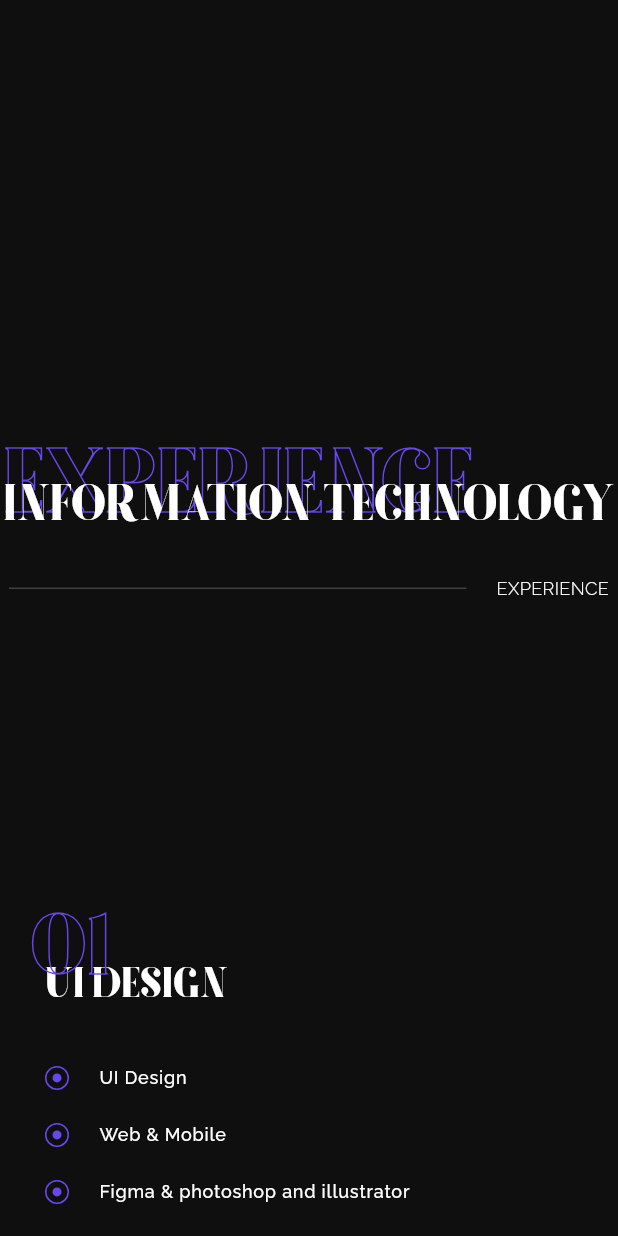
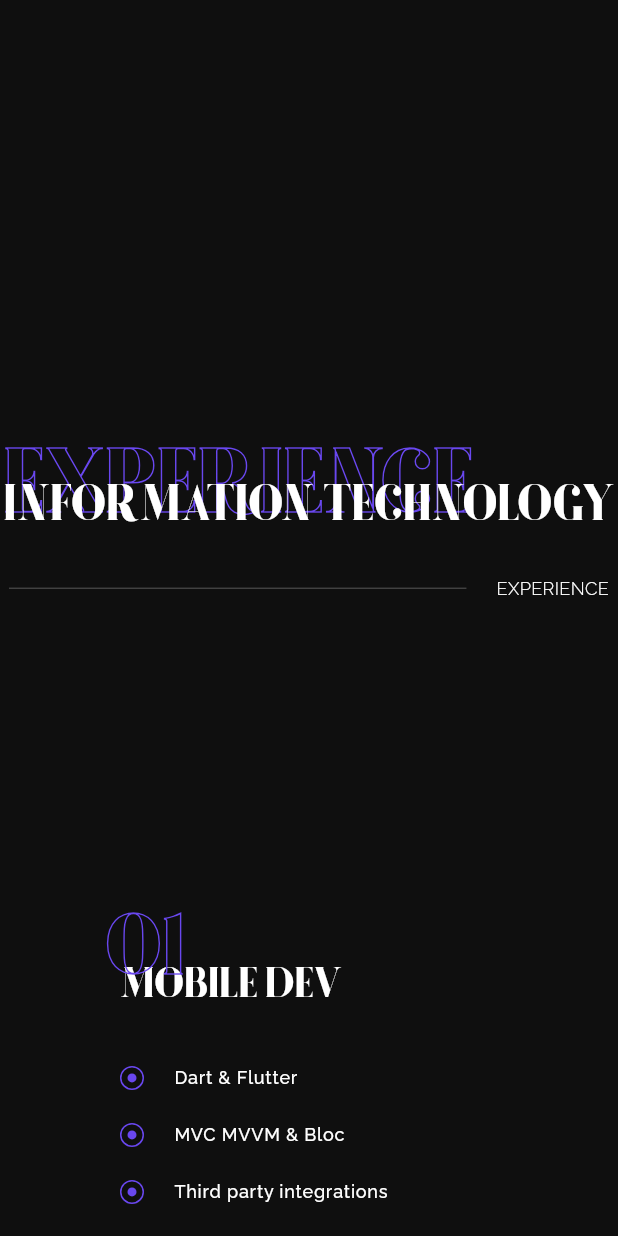
Before and after one commit to Muzammil-Bit/muzammil_hussain, a Flutter app: the ExperienceView widget shown alone on an empty page, opened directly, on a phone screen of 412 x 824 dp. Run offline on Flutter 3.47's test engine with Material 3 defaults, Android fonts, the phone set to English and light mode, and no system bars; drawn by our look-alikes of auto_size_text, entry; our stand-ins replace animated_flip_counter, delightful_toast, flutter_svg, shared_preferences, url_strategy, visibility_detector; accounts and stored records are empty.

Commit message:
updated experience

```diff
--- a/lib/view/pages/home/home_page.dart
+++ b/lib/view/pages/home/home_page.dart
@@ -1,7 +1,7 @@
 import 'package:flutter/material.dart';
 
 import 'views/contact_me.dart';
-import 'views/experience_web.dart';
+import 'views/experience_view.dart';
 import 'views/footer_view.dart';
 import 'views/hero_view.dart';
 import 'views/project_process_web.dart';
--- a/lib/view/pages/home/views/experience_web.dart
+++ b/lib/view/pages/home/views/experience_view.dart
@@ -1,8 +1,7 @@
 import 'package:auto_size_text/auto_size_text.dart';
-import 'package:flutter/cupertino.dart';
 import 'package:flutter/material.dart';
-import 'package:muzammil_hussain/extensions/context_ext.dart';
 
+import '../../../../extensions/context_ext.dart';
 import '../../../widgets/section_title.dart';
 
 class ExperienceView extends StatelessWidget {
@@ -30,31 +29,20 @@ class ExperienceView extends StatelessWidget {
             children: [
               ExperienceSection(
                 number: "01",
-                title: "UI DESIGN",
+                title: "MOBILE DEV",
                 descriptions: [
-                  "UI Design",
-                  "Web & Mobile",
-                  "Figma & photoshop and illustrator",
-                  "More in the future...",
-                ],
-              ),
-              ExperienceSection(
-                number: "02",
-                title: "FRONT END DEV",
-                descriptions: [
-                  "html & css (tailwindCss)",
-                  "javascript & React",
-                  "nextjs & Redux Toolkit",
-                  "Splide & Swiper and Framer Motion",
-                  "More in the future...",
+                  "Dart & Flutter",
+                  "MVC MVVM & Bloc",
+                  "Third party integrations",
+                  "And much more....",
                 ],
               ),
               ExperienceSection(
                 number: "03",
                 title: "BACKEND DEV",
                 descriptions: [
-                  "NodeJs & Express",
-                  "MongoDB (Mongoose) & Firebase",
+                  "PHP & Laravel",
+                  "Mysql & Firebase",
                   "PassportJs & JWT",
                   "More in the future..."
                 ],
@@ -81,8 +69,8 @@ class ExperienceSection extends StatelessWidget {
   @override
   Widget build(BuildContext context) {
     return Container(
-      alignment: Alignment.center,
       constraints: BoxConstraints(maxWidth: 400),
+      margin: EdgeInsets.only(left: 50),
       child: Column(
         crossAxisAlignment: CrossAxisAlignment.start,
         children: [
```
Also changed, not shown: 1 other file.
